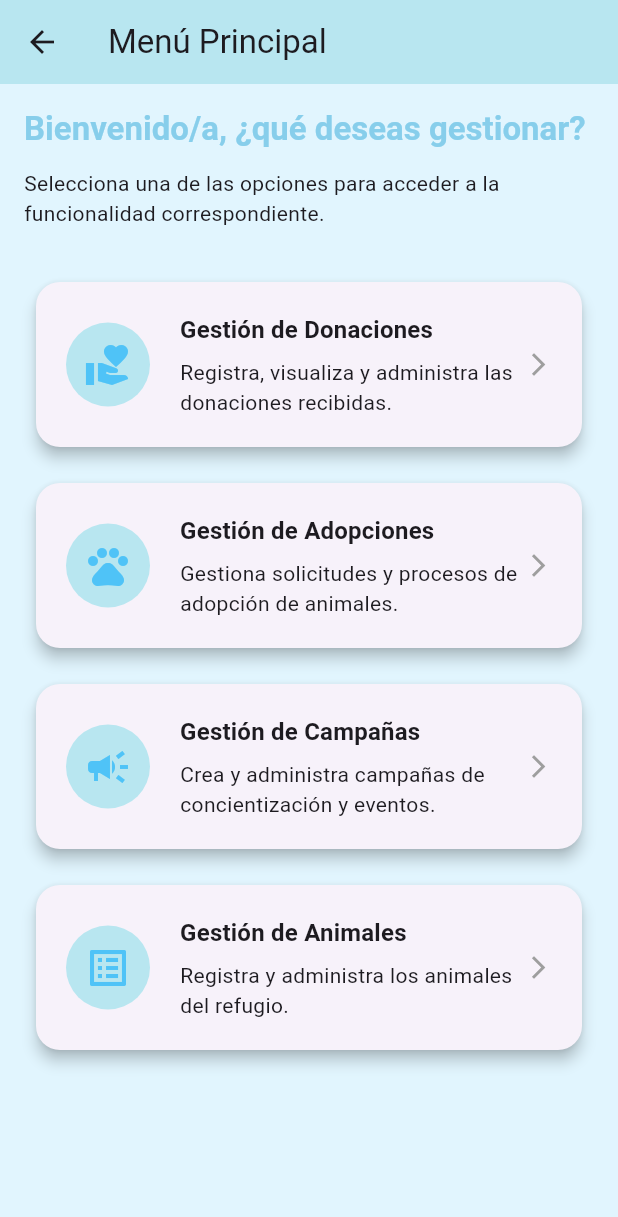
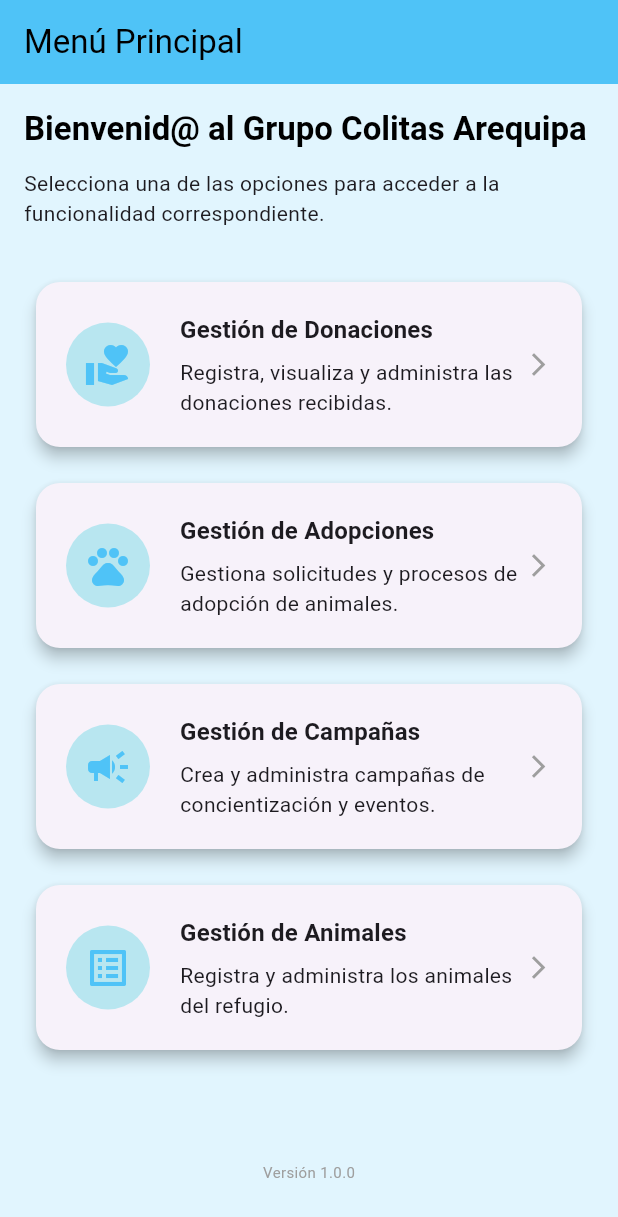
Before and after one commit to RodrigoStranger/ihc-grupo-colitas-flutter, a Flutter app: the MainMenuScreen screen opened directly, on a phone screen of 412 x 824 dp. Shown: the top 1217 px of the screen. Run offline on Flutter 3.47's test engine with Material 3 defaults, Android fonts, the phone set to English and light mode, and no system bars; our stand-ins replace package_info_plus, supabase_flutter; accounts and stored records are empty.

Commit message:
menu principal

```diff
--- a/lib/core/strings.dart
+++ b/lib/core/strings.dart
@@ -8,7 +8,7 @@ const String loginVersionPrefix = 'Versión';
 
 // Recursos de texto para el menú principal
 const String mainMenuTitle = 'Menú Principal';
-const String mainMenuWelcome = 'Bienvenido/a, ¿qué deseas gestionar?';
+const String mainMenuWelcome = 'Bienvenid@ al Grupo Colitas Arequipa';
 const String mainMenuSubtitle = 'Selecciona una de las opciones para acceder a la funcionalidad correspondiente.';
 const String menuDonacionesTitle = 'Gestión de Donaciones';
 const String menuDonacionesDesc = 'Registra, visualiza y administra las donaciones recibidas.';
--- a/lib/main.dart
+++ b/lib/main.dart
@@ -1,7 +1,7 @@
 import 'package:flutter/material.dart';
+import 'views/login.dart';
 import 'views/main_menu.dart';
-import 'views/login.dart';
 
-void main() => runApp(MaterialApp(
-  home: LoginScreen(),
+void main() => runApp(const MaterialApp(
+  home: MainMenuScreen(),
 ));
--- a/lib/views/main_menu.dart
+++ b/lib/views/main_menu.dart
@@ -1,30 +1,40 @@
 import 'package:flutter/material.dart';
+import 'package:package_info_plus/package_info_plus.dart';
 import '../widgets/menu_option_card.dart';
 import '../core/strings.dart';
 import '../core/colors.dart';
 
-class MainMenuScreen extends StatelessWidget {
+class MainMenuScreen extends StatefulWidget {
   const MainMenuScreen({super.key});
+
+  @override
+  State<MainMenuScreen> createState() => _MainMenuScreenState();
+}
+
+class _MainMenuScreenState extends State<MainMenuScreen> {
 
   @override
   Widget build(BuildContext context) {
     return Scaffold(
-      backgroundColor: lightPastelBlue,
-      appBar: AppBar(
-        title: const Text(mainMenuTitle),
-        backgroundColor: primaryPastelBlue,
+      backgroundColor: lightPastelBlue,      appBar: AppBar(
+        title: const Text(
+          mainMenuTitle,
+          style: TextStyle(
+            color: labelTextColor,
+          ),
+        ),
+        backgroundColor: accentBlue,
         elevation: 0,
       ),
       body: Padding(
         padding: const EdgeInsets.all(16.0),
         child: Column(
           crossAxisAlignment: CrossAxisAlignment.start,
-          children: [
-            Text(
+          children: [            Text(
               mainMenuWelcome,
               style: Theme.of(context).textTheme.titleLarge?.copyWith(
                     fontWeight: FontWeight.bold,
-                    color: darkPastelBlue,
+                    color: Colors.black,
                   ),
             ),
             const SizedBox(height: 12),
@@ -33,9 +43,8 @@ class MainMenuScreen extends StatelessWidget {
               style: Theme.of(context).textTheme.bodyMedium,
             ),
             const SizedBox(height: 24),
-            Expanded(
-              child: ListView(
-                children: const [
+            Expanded(              child: ListView(
+                children: [
                   MenuOptionCard(
                     icon: Icons.volunteer_activism,
                     title: menuDonacionesTitle,
@@ -59,9 +68,16 @@ class MainMenuScreen extends StatelessWidget {
                     title: menuAnimalesTitle,
                     description: menuAnimalesDesc,
                     onTap: _onAnimalesTap,
-                  ),
-                ],
+                  ),                ],
               ),
+            ),
+            // Footer con versión
+            FutureBuilder<PackageInfo>(
+              future: PackageInfo.fromPlatform(),
+              builder: (context, snapshot) {
+                final version = snapshot.hasData ? snapshot.data!.version : '';
+                return _buildFooter(version);
+              },
             ),
           ],
         ),
@@ -69,19 +85,36 @@ class MainMenuScreen extends StatelessWidget {
     );
   }
 
-  static void _onDonacionesTap() {
+  void _onDonacionesTap() {
     // TODO: Implementar navegación o acción para donaciones
   }
-
-  static void _onAdopcionesTap() {
+  void _onAdopcionesTap() {
     // TODO: Implementar navegación o acción para adopciones
   }
 
-  static void _onCampanasTap() {
+  void _onCampanasTap() {
     // TODO: Implementar navegación o acción para campañas
   }
-
-  static void _onAnimalesTap() {
+  void _onAnimalesTap() {
     // TODO: Implementar navegación o acción para animales
   }
+  Widget _buildFooter(String version) {
+    return Padding(
+      padding: const EdgeInsets.only(bottom: 20),
+      child: Column(
+        children: [
+          const SizedBox(height: 8),
+          Center(
+            child: Text(
+              '$loginVersionPrefix ${version.isNotEmpty ? version : '1.0.0'}',
+              style: TextStyle(
+                color: Colors.grey[500],
+                fontSize: 10,
+              ),
+            ),
+          ),
+        ],
+      ),
+    );
+  }
 }
```
